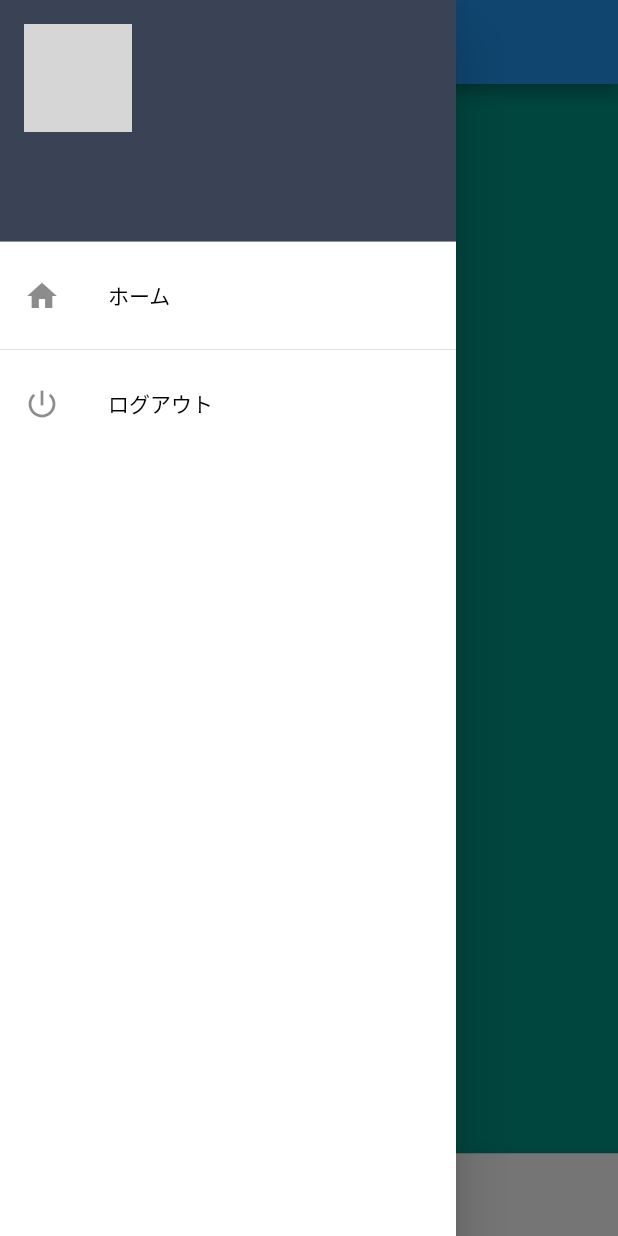
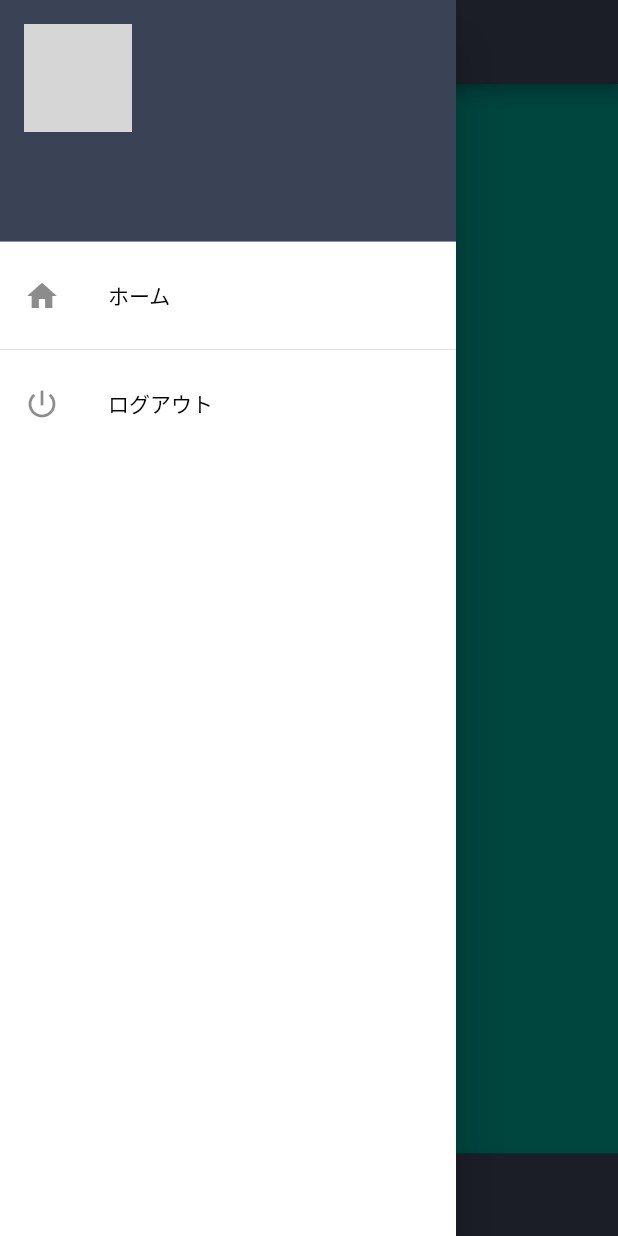
Before and after one commit to Nociapp/Nociapp, a Flutter app: the Home screen opened directly, with the side drawer open, on a phone screen of 412 x 824 dp. Run offline on Flutter 3.47's test engine with Material 2 defaults, Android fonts, the phone set to English and light mode, and no system bars; our stand-ins replace bloc, equatable, firebase_auth, flutter_bloc, flutter_signin_button, google_sign_in and 1 more; accounts and stored records are empty; network calls fail; grey boxes are pictures that could not be loaded.

```diff
--- a/lib/main.dart
+++ b/lib/main.dart
@@ -1,6 +1,7 @@
+import 'package:firebase_auth/firebase_auth.dart';
 import 'package:flutter/material.dart';
 import 'package:nociapp/presentation/app.dart';
 
-void main() {
+void main() async{
   runApp(App());
 }
--- a/lib/presentation/theme.dart
+++ b/lib/presentation/theme.dart
@@ -28,5 +28,14 @@ class NociaTheme extends StatelessWidget {
 
   get lightTheme => ThemeData();
 
-  get darkTheme => ThemeData();
+  get darkTheme => ThemeData(
+    bottomAppBarTheme: BottomAppBarTheme(color: darkColor),
+    appBarTheme: AppBarTheme(color: darkColor),
+    backgroundColor: Color.fromRGBO(58, 66, 86, 1.0),
+    scaffoldBackgroundColor: darkColor
+  );
+
+  static get lightColor => Colors.white;
+
+  static get darkColor => Color.fromRGBO(58, 66, 86, 1.0);
 }
```
Also changed, not shown: lib/presentation/app.dart (+15 -4 lines).
